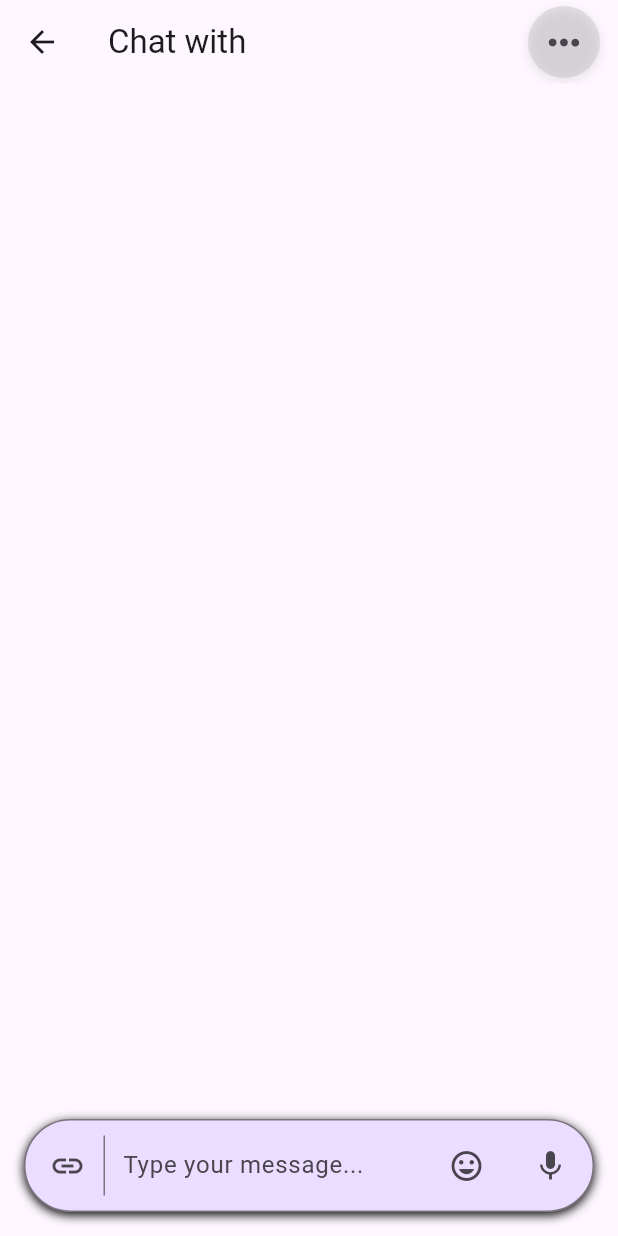
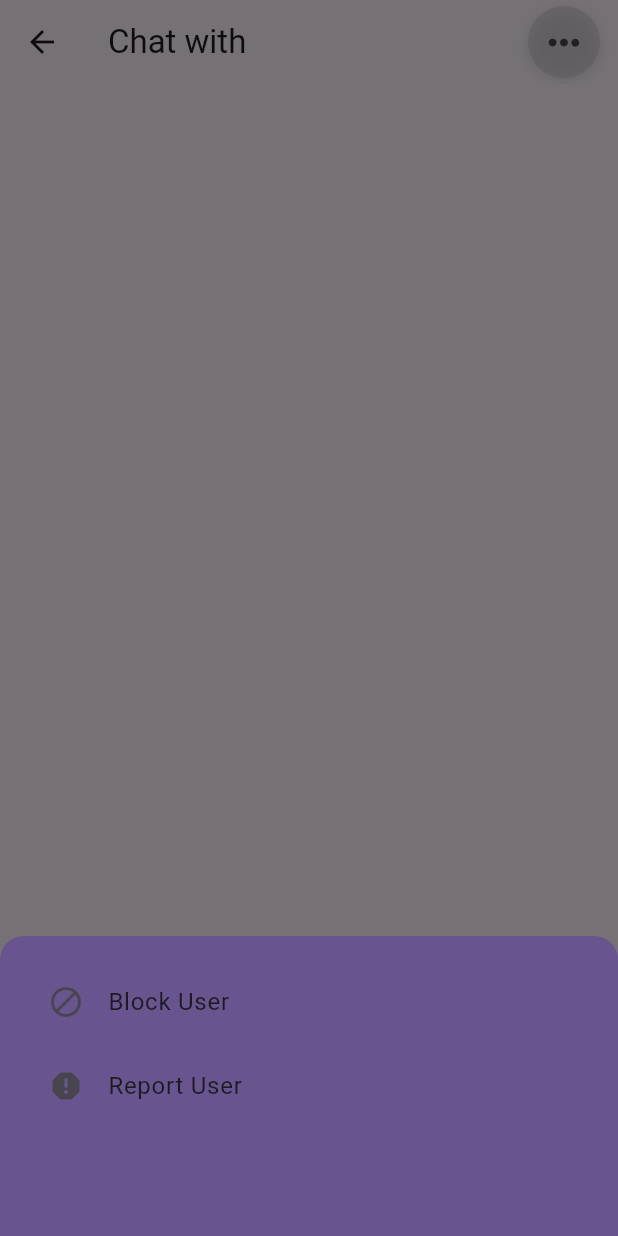
Before and after one commit to Mister-Ritom/parla, a Flutter app: the ChatScreen screen opened directly with empty values, after a tap on an icon or button, on a phone screen of 412 x 824 dp. Run offline on Flutter 3.47's test engine with Material 3 defaults, Android fonts, the light colour scheme and no system bars; our stand-ins replace cloud_firestore, firebase_auth, firebase_core, flutter_secure_storage, font_awesome_flutter, google_fonts and 2 more; missing offline and left inert: encrypt; accounts and stored records are empty.

Commit message:
feat: add block and report user functionality in chat options; limit chat message retrieval

```diff
--- a/lib/screens/chat_screen.dart
+++ b/lib/screens/chat_screen.dart
@@ -371,7 +371,43 @@ class _ChatScreenState extends State<ChatScreen> {
                   margin: const EdgeInsets.only(right: 12),
                   child: IconButton(
                     icon: const Icon(FontAwesomeIcons.ellipsis),
-                    onPressed: () {},
+                    onPressed: () {
+                      // Handle the action when the icon is pressed
+                      showModalBottomSheet(
+                        context: context,
+                        builder: (context) {
+                          return Container(
+                            padding: const EdgeInsets.all(16),
+                            decoration: BoxDecoration(
+                              color: Theme.of(context).colorScheme.primary,
+                              borderRadius: const BorderRadius.only(
+                                topLeft: Radius.circular(16),
+                                topRight: Radius.circular(16),
+                              ),
+                            ),
+                            height: 200,
+                            child: Column(
+                              children: [
+                                ListTile(
+                                  leading: const Icon(Icons.block),
+                                  title: const Text('Block User'),
+                                  onTap: () {
+                                    // Handle block user action
+                                  },
+                                ),
+                                ListTile(
+                                  leading: const Icon(Icons.report),
+                                  title: const Text('Report User'),
+                                  onTap: () {
+                                    // Handle report user action
+                                  },
+                                ),
+                              ],
+                            ),
+                          );
+                        },
+                      );
+                    },
                   ),
                 ),
               ],
@@ -388,7 +424,9 @@ class _ChatScreenState extends State<ChatScreen> {
                             .doc(widget.receiverId)
                             .collection('chat')
                             .orderBy('timestamp', descending: true)
+                            .limit(10)
                             .snapshots(),
+
                     builder: (context, snapshot) {
                       if (!snapshot.hasData) {
                         return const Center(child: CircularProgressIndicator());
```
